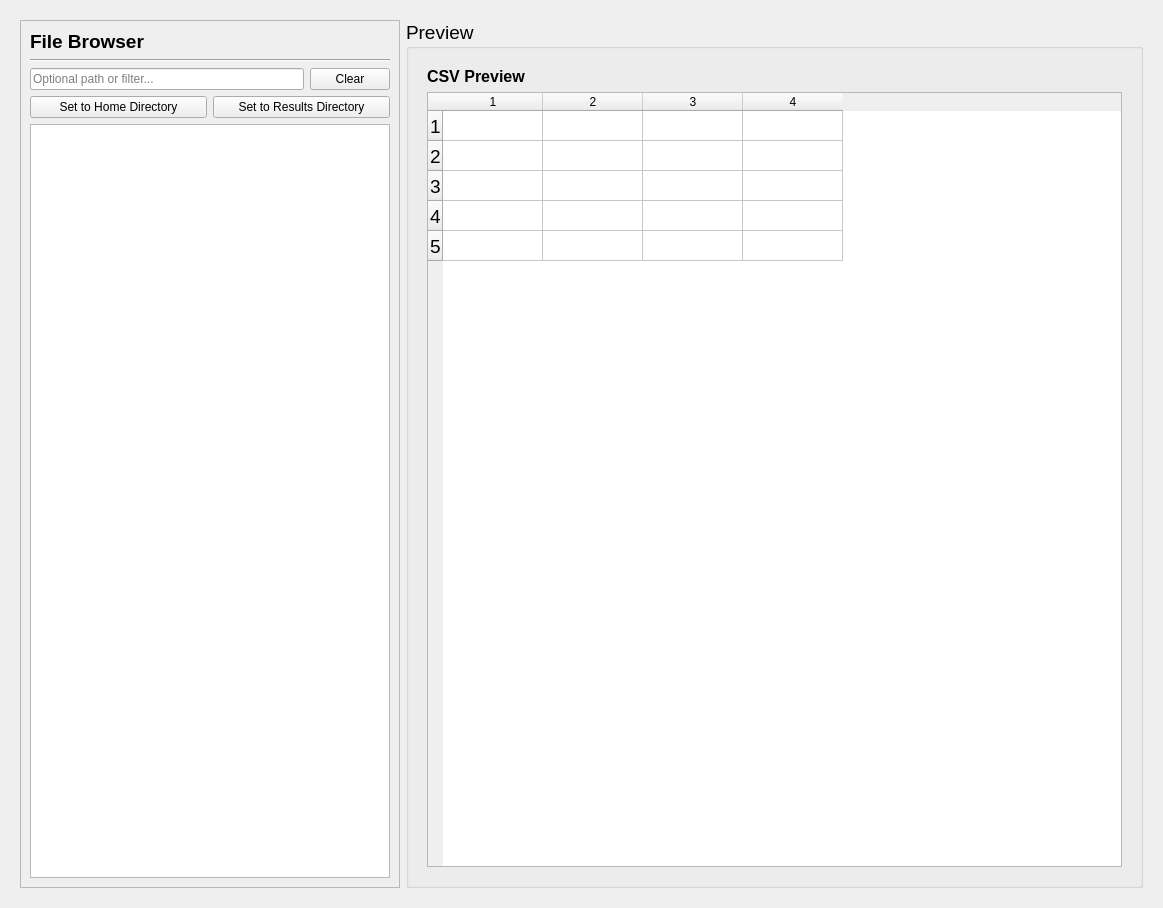
First picture: the form in progress/ui/forms/results/results.ui, repository sandialabs/snl-progress, before the edit.
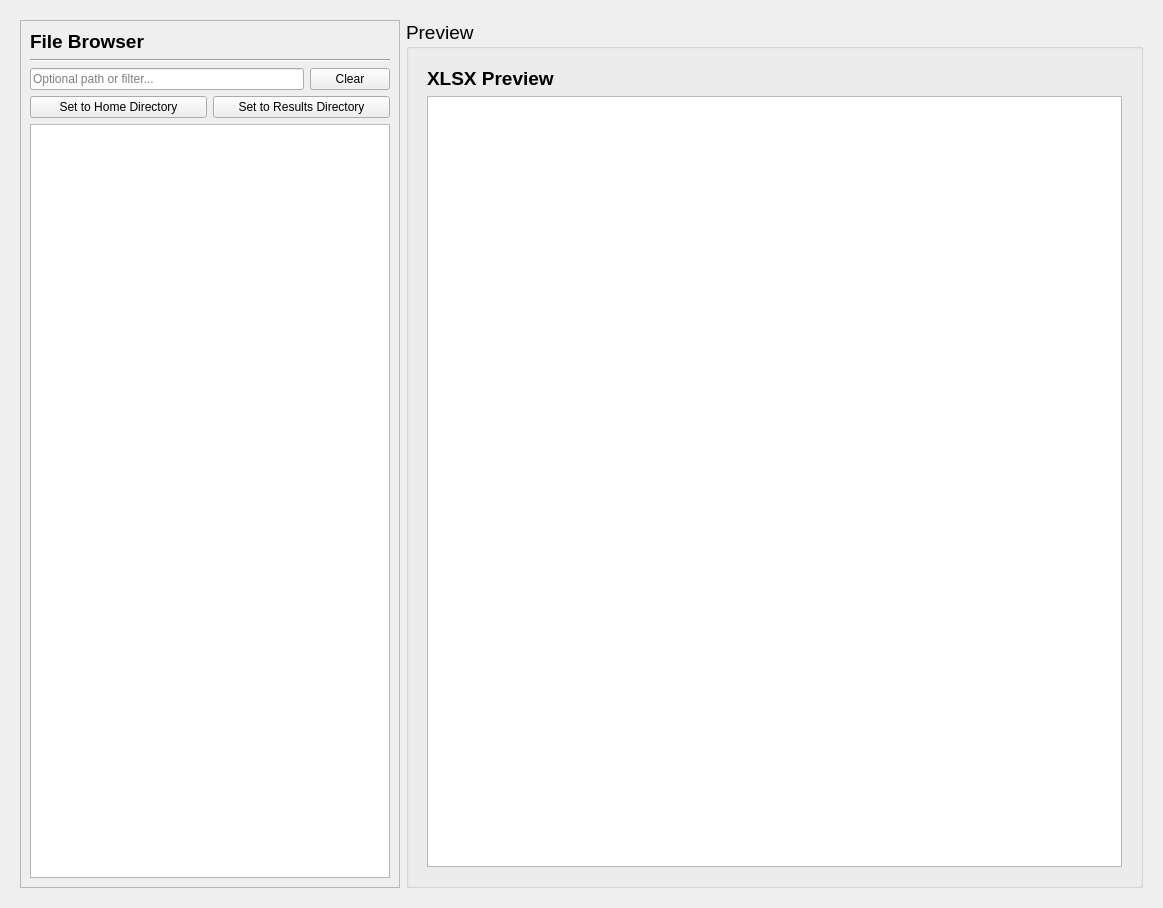
Second picture: the form after the edit. The open tabs and pages were chosen to show the change.

What changed in the file:
```diff
--- a/progress/ui/forms/results/results.ui
+++ b/progress/ui/forms/results/results.ui
@@ -337,6 +337,37 @@
              </item>
             </layout>
            </widget>
+           <widget class="QWidget" name="page_xlsx">
+            <layout class="QVBoxLayout" name="verticalLayout">
+             <item>
+              <widget class="QLabel" name="label_xlsx_title">
+               <property name="font">
+                <font>
+                 <weight>75</weight>
+                 <bold>true</bold>
+                </font>
+               </property>
+               <property name="text">
+                <string>XLSX Preview</string>
+               </property>
+              </widget>
+             </item>
+             <item>
+              <widget class="QTableWidget" name="tableWidget_xslx"/>
+             </item>
+            </layout>
+           </widget>
+           <widget class="QWidget" name="page_html">
+            <layout class="QVBoxLayout" name="verticalLayout_2">
+             <item>
+              <widget class="QLabel" name="label_html_title">
+               <property name="text">
+                <string>HTML Preview</string>
+               </property>
+              </widget>
+             </item>
+            </layout>
+           </widget>
           </widget>
          </item>
         </layout>
```
Left out of the diff: 2 changed lines with no effect on the pictures.
